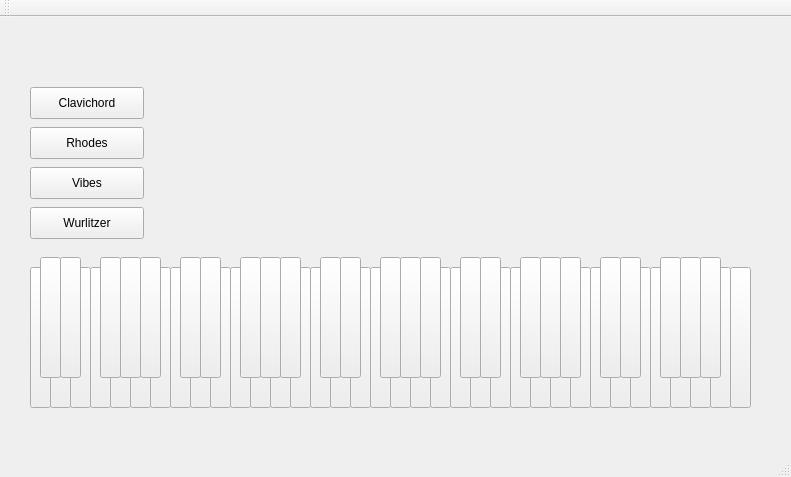
Old version of the form mainwindow.ui in the repository ddperdue/piano.
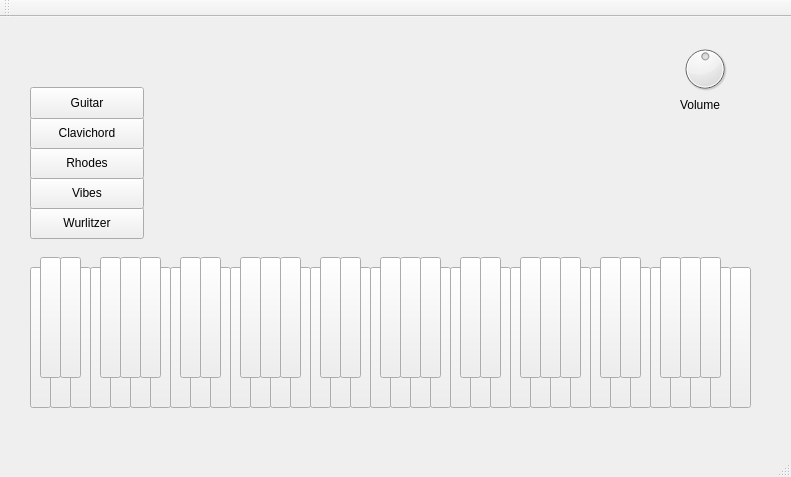
New version of the form.

Commit message: Added Volume Knob / Added Guitar sound

The edit to the form file:
```diff
--- a/mainwindow.ui
+++ b/mainwindow.ui
@@ -824,7 +824,7 @@
     <property name="geometry">
      <rect>
       <x>30</x>
-      <y>150</y>
+      <y>160</y>
       <width>114</width>
       <height>32</height>
      </rect>
@@ -833,11 +833,11 @@
      <string>Vibes</string>
     </property>
    </widget>
-   <widget class="QPushButton" name="pushButton">
+   <widget class="QPushButton" name="pushButton_Rhodes">
     <property name="geometry">
      <rect>
       <x>30</x>
-      <y>110</y>
+      <y>130</y>
       <width>114</width>
       <height>32</height>
      </rect>
@@ -846,11 +846,11 @@
      <string>Rhodes</string>
     </property>
    </widget>
-   <widget class="QPushButton" name="pushButton_2">
+   <widget class="QPushButton" name="pushButton_Clavichord">
     <property name="geometry">
      <rect>
       <x>30</x>
-      <y>70</y>
+      <y>100</y>
       <width>114</width>
       <height>32</height>
      </rect>
@@ -859,6 +859,45 @@
      <string>Clavichord</string>
     </property>
    </widget>
+   <widget class="QDial" name="dial">
+    <property name="geometry">
+     <rect>
+      <x>680</x>
+      <y>20</y>
+      <width>50</width>
+      <height>64</height>
+     </rect>
+    </property>
+    <property name="value">
+     <number>50</number>
+    </property>
+   </widget>
+   <widget class="QLabel" name="label">
+    <property name="geometry">
+     <rect>
+      <x>680</x>
+      <y>80</y>
+      <width>51</width>
+      <height>16</height>
+     </rect>
+    </property>
+    <property name="text">
+     <string>Volume</string>
+    </property>
+   </widget>
+   <widget class="QPushButton" name="pushButton_Guitar">
+    <property name="geometry">
+     <rect>
+      <x>30</x>
+      <y>70</y>
+      <width>114</width>
+      <height>32</height>
+     </rect>
+    </property>
+    <property name="text">
+     <string>Guitar</string>
+    </property>
+   </widget>
    <zorder>pushButton_E3</zorder>
    <zorder>pushButton_D3</zorder>
    <zorder>pushButton_B2</zorder>
@@ -922,8 +961,11 @@
    <zorder>pushButton_GS5</zorder>
    <zorder>pushButton_Wurlitzer</zorder>
    <zorder>pushButton_Vibes</zorder>
-   <zorder>pushButton</zorder>
-   <zorder>pushButton_2</zorder>
+   <zorder>pushButton_Rhodes</zorder>
+   <zorder>pushButton_Clavichord</zorder>
+   <zorder>dial</zorder>
+   <zorder>label</zorder>
+   <zorder>pushButton_Guitar</zorder>
   </widget>
   <widget class="QMenuBar" name="menuBar">
    <property name="geometry">
```
The commit also changes 4 other files.
